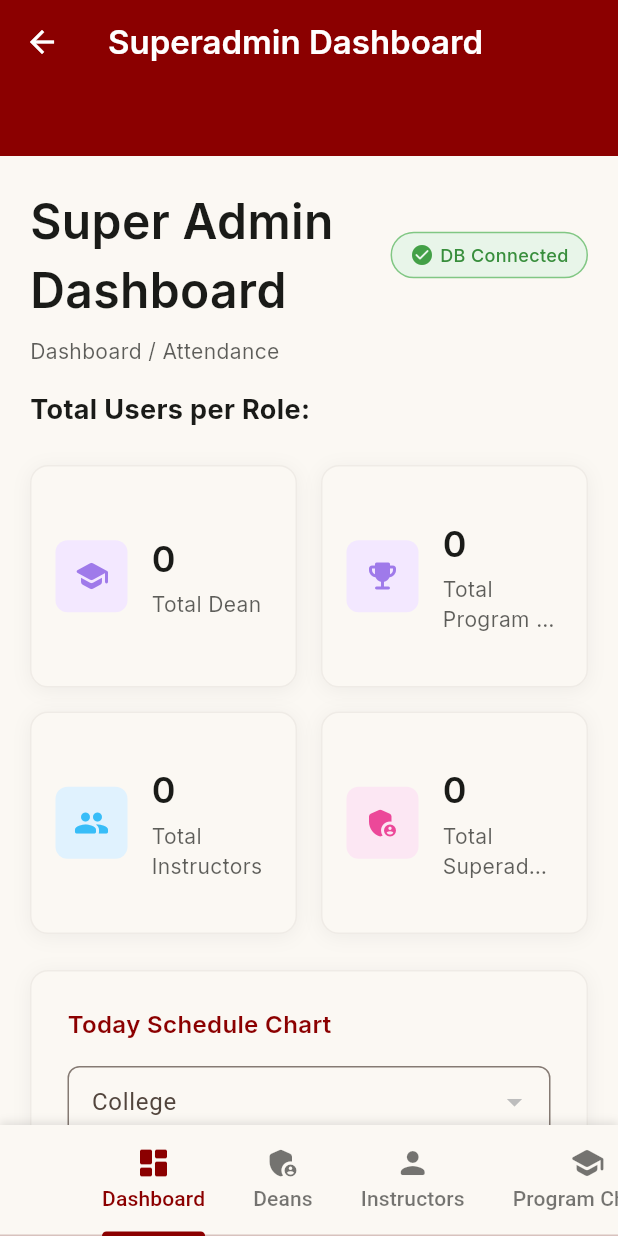
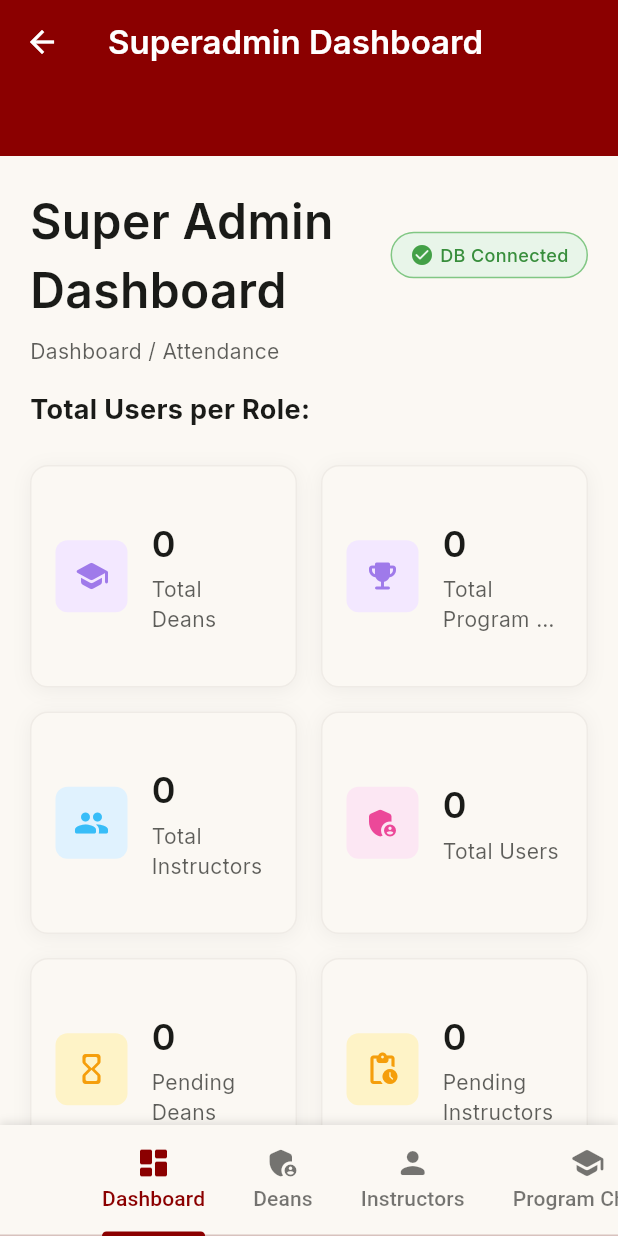
Before and after one commit to clarenceportugal/eduvision, a Flutter app: the SuperadminDashboardScreen screen opened directly with empty values, on a phone screen of 412 x 824 dp. Run offline on Flutter 3.47's test engine with Material 3 defaults, Android fonts, the light colour scheme and no system bars; our stand-ins replace camera, dio, google_fonts, permission_handler, shared_preferences; missing offline and left inert: google_mlkit_face_detection, tflite_flutter; accounts and stored records are empty; network calls fail.

Commit message:
Fix user count display in superadmin dashboard
- Updated stat card keys to match new API response format (deans, instructors, programChairs, etc.)
- Added comprehensive stat cards for all user types including pending users
- Added loading state for statistics cards when counts are empty
- Added debug output to track user count fetching and display
- Added error handling with fallback counts if API fails
- Now displays: Total Deans, Program Chairs, Instructors, Users, and Pending counts
- Fixed key mismatch between API response and dashboard display

```diff
--- a/lib/screens/superadmin/superadmin_dashboard_screen.dart
+++ b/lib/screens/superadmin/superadmin_dashboard_screen.dart
@@ -214,14 +214,30 @@ class _SuperadminDashboardScreenState extends State<SuperadminDashboardScreen>
     if (!mounted) return;
 
     try {
+      print('Fetching user counts...');
       final data = await ApiService.getSuperadminUserCounts();
+      print('User counts received: $data');
       if (mounted) {
         setState(() {
           counts = Map<String, int>.from(data);
         });
+        print('Counts updated in state: $counts');
       }
     } catch (error) {
-      //
+      print('Error fetching user counts: $error');
+      if (mounted) {
+        setState(() {
+          counts = {
+            'deans': 0,
+            'instructors': 0,
+            'programChairs': 0,
+            'pendingDeans': 0,
+            'pendingInstructors': 0,
+            'pendingProgramChairs': 0,
+            'totalUsers': 0,
+          };
+        });
+      }
     }
   }
 
@@ -2181,6 +2197,16 @@ class _SuperadminDashboardScreenState extends State<SuperadminDashboardScreen>
         final isTablet = constraints.maxWidth > 600;
         final crossAxisCount = isTablet ? 4 : 2;
 
+        // Show loading state if counts are empty
+        if (counts.isEmpty) {
+          return Container(
+            height: 200,
+            child: const Center(
+              child: CircularProgressIndicator(),
+            ),
+          );
+        }
+
         return GridView.count(
           shrinkWrap: true,
           physics: const NeverScrollableScrollPhysics(),
@@ -2190,32 +2216,53 @@ class _SuperadminDashboardScreenState extends State<SuperadminDashboardScreen>
           childAspectRatio: isTablet ? 1.4 : 1.2,
           children: [
             StatCard(
-              title: 'Total Dean',
-              value: counts['dean']?.toString() ?? '0',
+              title: 'Total Deans',
+              value: counts['deans']?.toString() ?? '0',
               icon: Icons.school_rounded,
               iconColor: const Color(0xFF9f7aea),
               backgroundColor: const Color(0xFFf3e8ff),
             ),
             StatCard(
-              title: 'Total Program Chairperson',
-              value: counts['programChairperson']?.toString() ?? '0',
+              title: 'Total Program Chairs',
+              value: counts['programChairs']?.toString() ?? '0',
               icon: Icons.emoji_events_rounded,
               iconColor: const Color(0xFF9f7aea),
               backgroundColor: const Color(0xFFf3e8ff),
             ),
             StatCard(
               title: 'Total Instructors',
-              value: counts['instructor']?.toString() ?? '0',
+              value: counts['instructors']?.toString() ?? '0',
               icon: Icons.people_rounded,
               iconColor: const Color(0xFF38bdf8),
               backgroundColor: const Color(0xFFe0f2fe),
             ),
             StatCard(
-              title: 'Total Superadmin',
-              value: counts['superadmin']?.toString() ?? '0',
+              title: 'Total Users',
+              value: counts['totalUsers']?.toString() ?? '0',
               icon: Icons.admin_panel_settings_rounded,
               iconColor: const Color(0xFFec4899),
               backgroundColor: const Color(0xFFfce7f3),
+            ),
+            StatCard(
+              title: 'Pending Deans',
+              value: counts['pendingDeans']?.toString() ?? '0',
+              icon: Icons.hourglass_empty_rounded,
+              iconColor: const Color(0xFFf59e0b),
+              backgroundColor: const Color(0xFFfef3c7),
+            ),
+            StatCard(
+              title: 'Pending Instructors',
+              value: counts['pendingInstructors']?.toString() ?? '0',
+              icon: Icons.pending_actions_rounded,
+              iconColor: const Color(0xFFf59e0b),
+              backgroundColor: const Color(0xFFfef3c7),
+            ),
+            StatCard(
+              title: 'Pending Program Chairs',
+              value: counts['pendingProgramChairs']?.toString() ?? '0',
+              icon: Icons.pending_actions_rounded,
+              iconColor: const Color(0xFFf59e0b),
+              backgroundColor: const Color(0xFFfef3c7),
             ),
           ],
         );
```
